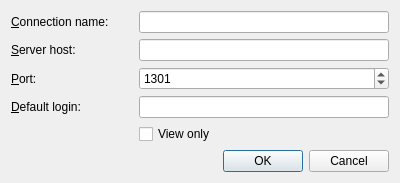
First picture: the form in nicos/clients/gui/dialogs/settings_conn.ui, repository mlz-ictrl/nicos, before the edit.
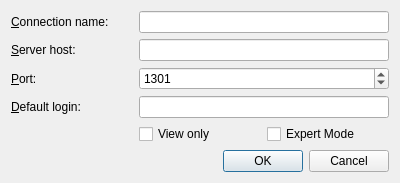
Second picture: the form after the edit.

Commit message:
GUI: Add expert mode to user account information
Fixes: #4388

What changed in the file:
```diff
--- a/nicos/clients/gui/dialogs/settings_conn.ui
+++ b/nicos/clients/gui/dialogs/settings_conn.ui
@@ -103,6 +103,13 @@
      </property>
     </widget>
    </item>
+   <item row="4" column="2">
+    <widget class="QCheckBox" name="expertmode">
+     <property name="text">
+      <string>Expert Mode</string>
+     </property>
+    </widget>
+   </item>
   </layout>
  </widget>
  <tabstops>
```
The commit also changes 5 other files.
